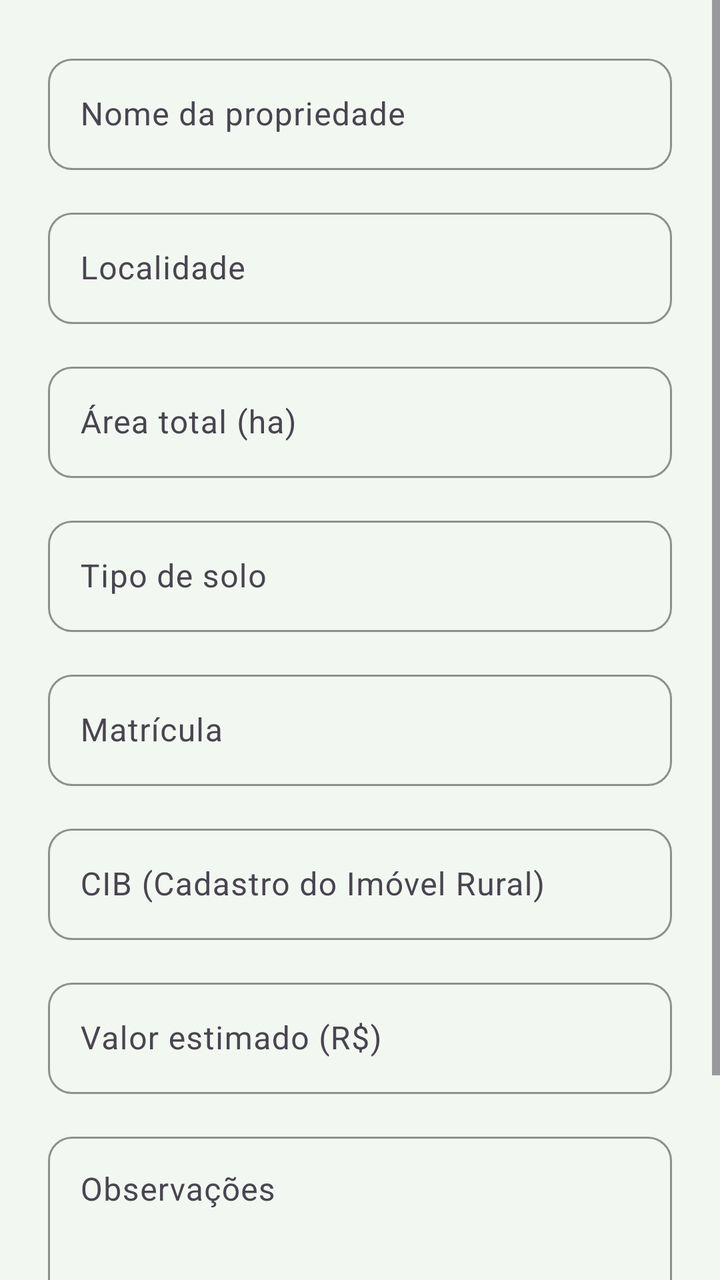
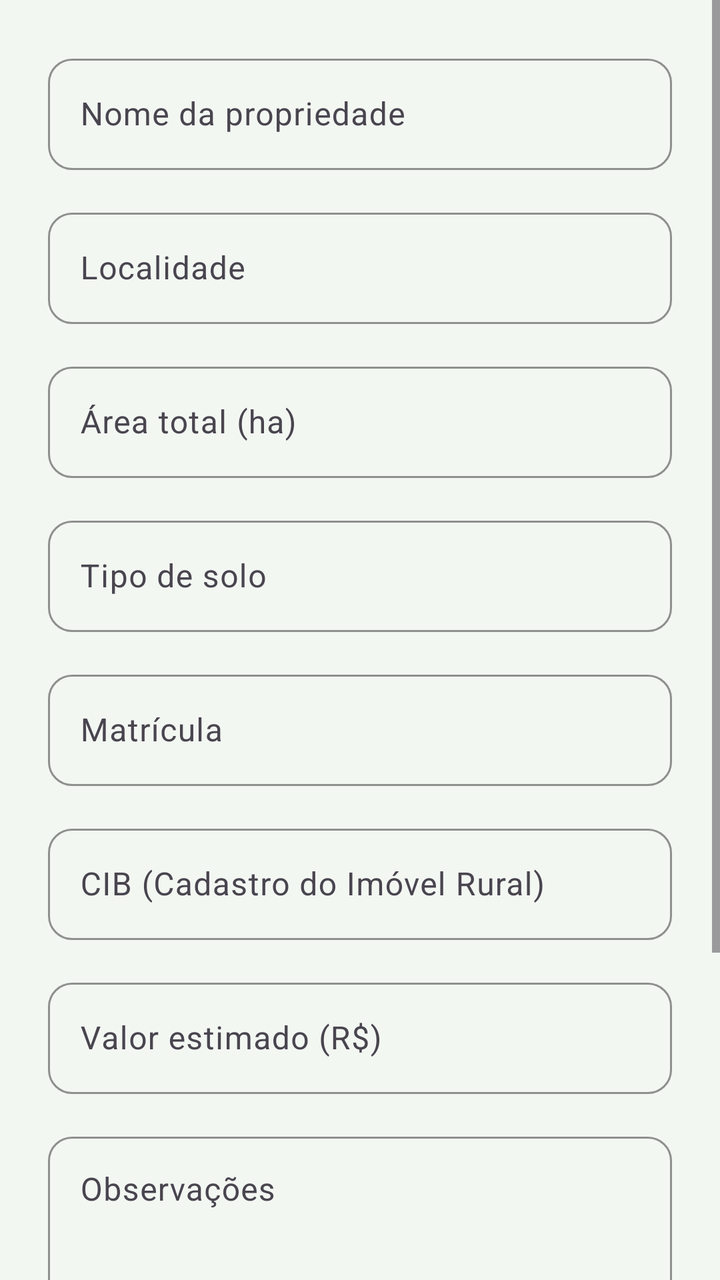

Two renders of the same Android screen: before a commit and after it. Below are the layout's source before the change and the commit's diff.
<!-- AndroidManifest.xml: application theme Theme.GestaoRural -->
<!-- res/layout/activity_nova_propriedade.xml -->
<?xml version="1.0" encoding="utf-8"?>
<ScrollView xmlns:android="http://schemas.android.com/apk/res/android"
    android:layout_width="match_parent"
    android:layout_height="match_parent"
    android:background="@color/background"
    android:fillViewport="true">

    <LinearLayout
        android:layout_width="match_parent"
        android:layout_height="wrap_content"
        android:orientation="vertical"
        android:padding="@dimen/space_lg">

        <com.google.android.material.textfield.TextInputLayout
            style="@style/Widget.App.TextInputLayout"
            android:layout_width="match_parent" android:layout_height="wrap_content"
            android:hint="@string/hint_prop_nome">
            <com.google.android.material.textfield.TextInputEditText
                android:id="@+id/edtNome" android:layout_width="match_parent"
                android:layout_height="wrap_content" android:inputType="textCapWords"
                android:maxLength="80" />
        </com.google.android.material.textfield.TextInputLayout>

        <com.google.android.material.textfield.TextInputLayout
            style="@style/Widget.App.TextInputLayout"
            android:layout_width="match_parent" android:layout_height="wrap_content"
            android:layout_marginTop="@dimen/space_md" android:hint="@string/hint_prop_localidade">
            <com.google.android.material.textfield.TextInputEditText
                android:id="@+id/edtLocalidade" android:layout_width="match_parent"
                android:layout_height="wrap_content" android:inputType="textCapWords"
                android:maxLength="120" />
        </com.google.android.material.textfield.TextInputLayout>

        <com.google.android.material.textfield.TextInputLayout
            style="@style/Widget.App.TextInputLayout"
            android:layout_width="match_parent" android:layout_height="wrap_content"
            android:layout_marginTop="@dimen/space_md" android:hint="@string/hint_prop_area">
            <com.google.android.material.textfield.TextInputEditText
                android:id="@+id/edtArea" android:layout_width="match_parent"
                android:layout_height="wrap_content" android:inputType="numberDecimal"
                android:maxLength="12" />
        </com.google.android.material.textfield.TextInputLayout>

        <com.google.android.material.textfield.TextInputLayout
            style="@style/Widget.App.TextInputLayout"
            android:layout_width="match_parent" android:layout_height="wrap_content"
            android:layout_marginTop="@dimen/space_md" android:hint="@string/hint_prop_tipo_solo">
            <com.google.android.material.textfield.TextInputEditText
                android:id="@+id/edtTipoSolo" android:layout_width="match_parent"
                android:layout_height="wrap_content" android:inputType="textCapSentences"
                android:maxLength="60" />
        </com.google.android.material.textfield.TextInputLayout>

        <com.google.android.material.textfield.TextInputLayout
            style="@style/Widget.App.TextInputLayout"
            android:layout_width="match_parent" android:layout_height="wrap_content"
            android:layout_marginTop="@dimen/space_md" android:hint="@string/hint_prop_matricula">
            <com.google.android.material.textfield.TextInputEditText
                android:id="@+id/edtMatricula" android:layout_width="match_parent"
                android:layout_height="wrap_content" android:inputType="text"
                android:maxLength="40" />
        </com.google.android.material.textfield.TextInputLayout>

        <com.google.android.material.textfield.TextInputLayout
            style="@style/Widget.App.TextInputLayout"
            android:layout_width="match_parent" android:layout_height="wrap_content"
            android:layout_marginTop="@dimen/space_md" android:hint="@string/hint_prop_cib">
            <com.google.android.material.textfield.TextInputEditText
                android:id="@+id/edtCib" android:layout_width="match_parent"
                android:layout_height="wrap_content" android:inputType="text"
                android:maxLength="40" />
        </com.google.android.material.textfield.TextInputLayout>

        <com.google.android.material.textfield.TextInputLayout
            style="@style/Widget.App.TextInputLayout"
            android:layout_width="match_parent" android:layout_height="wrap_content"
            android:layout_marginTop="@dimen/space_md" android:hint="@string/hint_prop_valor">
            <com.google.android.material.textfield.TextInputEditText
                android:id="@+id/edtValor" android:layout_width="match_parent"
                android:layout_height="wrap_content" android:inputType="numberDecimal"
                android:maxLength="14" />
        </com.google.android.material.textfield.TextInputLayout>

        <com.google.android.material.textfield.TextInputLayout
            style="@style/Widget.App.TextInputLayout"
            android:layout_width="match_parent" android:layout_height="wrap_content"
            android:layout_marginTop="@dimen/space_md" android:hint="@string/hint_prop_observacoes">
            <com.google.android.material.textfield.TextInputEditText
                android:id="@+id/edtObservacoes" android:layout_width="match_parent"
                android:layout_height="wrap_content" android:inputType="textMultiLine|textCapSentences"
                android:minLines="3" android:gravity="top" android:maxLength="500" />
        </com.google.android.material.textfield.TextInputLayout>

        <Button android:id="@+id/btnSalvar" style="@style/Widget.App.Button"
            android:layout_width="match_parent" android:layout_height="wrap_content"
            android:layout_marginTop="@dimen/space_lg" android:text="@string/acao_salvar" />
    </LinearLayout>
</ScrollView>
<!-- resources referenced by this layout -->
<resources>
  <color name="background">#F3F7F2</color>
  <dimen name="space_lg">24dp</dimen>
  <dimen name="space_md">16dp</dimen>
  <string name="acao_salvar">Salvar</string>
  <string name="hint_prop_area">Área total (ha)</string>
  <string name="hint_prop_cib">CIB (Cadastro do Imóvel Rural)</string>
  <string name="hint_prop_localidade">Localidade</string>
  <string name="hint_prop_matricula">Matrícula</string>
  <string name="hint_prop_nome">Nome da propriedade</string>
  <string name="hint_prop_observacoes">Observações</string>
  <string name="hint_prop_tipo_solo">Tipo de solo</string>
  <string name="hint_prop_valor">Valor estimado (R$)</string>
  <style name="Widget.App.Button" parent="Widget.Material3.Button">
          <item name="android:minHeight">@dimen/button_height</item>
          <item name="cornerRadius">@dimen/radius_md</item>
          <item name="android:textAllCaps">false</item>
          <item name="android:textSize">@dimen/text_body</item>
          <item name="backgroundTint">@color/green_700</item>
      </style>
  <style name="Widget.App.TextInputLayout" parent="Widget.Material3.TextInputLayout.OutlinedBox">
          <item name="boxCornerRadiusTopStart">@dimen/radius_md</item>
          <item name="boxCornerRadiusTopEnd">@dimen/radius_md</item>
          <item name="boxCornerRadiusBottomStart">@dimen/radius_md</item>
          <item name="boxCornerRadiusBottomEnd">@dimen/radius_md</item>
          <item name="boxStrokeColor">@color/green_700</item>
          <item name="hintTextColor">@color/green_700</item>
      </style>
  <style name="Theme.GestaoRural" parent="Theme.Material3.DayNight.NoActionBar">
          <item name="colorPrimary">@color/green_700</item>
          <item name="colorPrimaryDark">@color/green_900</item>
          <item name="colorOnPrimary">@color/white</item>
          <item name="colorSecondary">@color/amber_500</item>
          <item name="android:colorBackground">@color/background</item>
          <item name="colorSurface">@color/surface</item>
          <item name="colorOnSurface">@color/text_primary</item>
          <item name="colorOnBackground">@color/text_primary</item>
          <item name="android:textColorPrimary">@color/text_primary</item>
          <item name="android:textColorHint">@color/text_hint</item>
          <item name="colorError">@color/error</item>
          <item name="android:statusBarColor">@color/green_700</item>
      </style>
  <dimen name="button_height">52dp</dimen>
  <dimen name="radius_md">12dp</dimen>
  <dimen name="text_body">16sp</dimen>
  <color name="green_700">#2E7D32</color>
  <color name="green_900">#1B5E20</color>
  <color name="white">#FFFFFF</color>
  <color name="amber_500">#F9A825</color>
  <color name="surface">#FFFFFF</color>
  <color name="text_primary">#1A241C</color>
  <color name="text_hint">#8A9689</color>
  <color name="error">#E53935</color>
</resources>

<!-- the commit's change to res/layout/activity_nova_propriedade.xml (unified diff, before → after) -->
@@ -91,6 +91,15 @@
                 android:minLines="3" android:gravity="top" android:maxLength="500" />
         </com.google.android.material.textfield.TextInputLayout>
 
+        <Button android:id="@+id/btnUsarLocalizacao" style="@style/Widget.App.Button.Text"
+            android:layout_width="match_parent" android:layout_height="wrap_content"
+            android:layout_marginTop="@dimen/space_lg" android:text="@string/acao_usar_localizacao" />
+
+        <TextView android:id="@+id/tvLocalizacaoStatus"
+            android:layout_width="wrap_content" android:layout_height="wrap_content"
+            android:layout_marginTop="@dimen/space_sm" android:textSize="13sp"
+            android:textColor="@color/text_hint" android:text="@string/localizacao_nao_definida" />
+
         <Button android:id="@+id/btnSalvar" style="@style/Widget.App.Button"
             android:layout_width="match_parent" android:layout_height="wrap_content"
             android:layout_marginTop="@dimen/space_lg" android:text="@string/acao_salvar" />
<!-- resource entries referenced after the edit -->
@@ -3,7 +3,9 @@
   <color name="background">#F3F7F2</color>
   <dimen name="space_lg">24dp</dimen>
   <dimen name="space_md">16dp</dimen>
+  <dimen name="space_sm">8dp</dimen>
   <string name="acao_salvar">Salvar</string>
+  <string name="acao_usar_localizacao">📍 Usar minha localização</string>
   <string name="hint_prop_area">Área total (ha)</string>
   <string name="hint_prop_cib">CIB (Cadastro do Imóvel Rural)</string>
   <string name="hint_prop_localidade">Localidade</string>
@@ -12,12 +14,17 @@
   <string name="hint_prop_observacoes">Observações</string>
   <string name="hint_prop_tipo_solo">Tipo de solo</string>
   <string name="hint_prop_valor">Valor estimado (R$)</string>
+  <string name="localizacao_nao_definida">Localização não definida</string>
   <style name="Widget.App.Button" parent="Widget.Material3.Button">
           <item name="android:minHeight">@dimen/button_height</item>
           <item name="cornerRadius">@dimen/radius_md</item>
           <item name="android:textAllCaps">false</item>
           <item name="android:textSize">@dimen/text_body</item>
           <item name="backgroundTint">@color/green_700</item>
+      </style>
+  <style name="Widget.App.Button.Text" parent="Widget.Material3.Button.TextButton">
+          <item name="android:textAllCaps">false</item>
+          <item name="android:textColor">@color/green_700</item>
       </style>
   <style name="Widget.App.TextInputLayout" parent="Widget.Material3.TextInputLayout.OutlinedBox">
           <item name="boxCornerRadiusTopStart">@dimen/radius_md</item>
